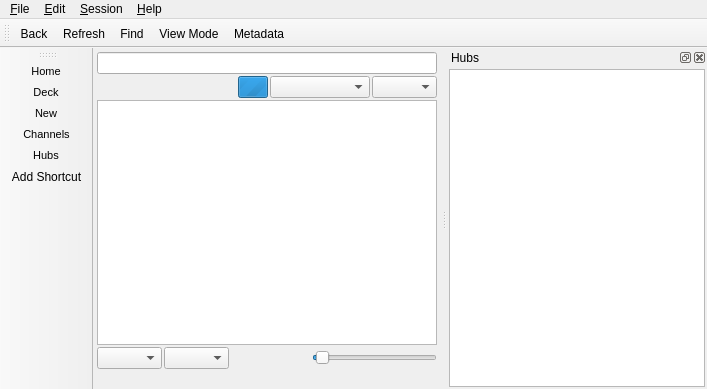
coryo/plexdesktop, file plexdesktop/ui/browser.ui: the form before one commit.
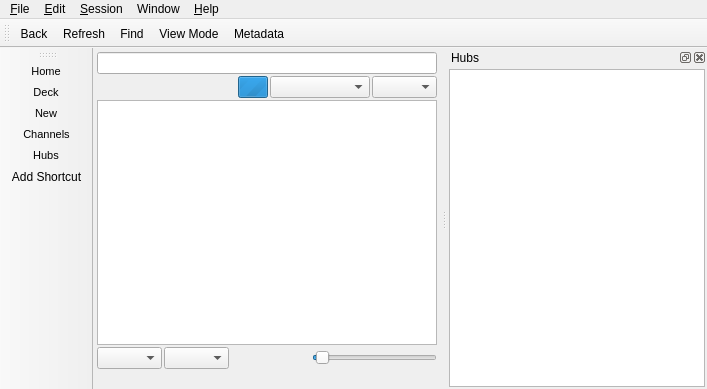
The form after the commit. Custom widgets are drawn as their Qt base class.

The edit to the form file:
```diff
--- a/plexdesktop/ui/browser.ui
+++ b/plexdesktop/ui/browser.ui
@@ -291,9 +291,16 @@
     </property>
     <addaction name="actionAbout"/>
    </widget>
+   <widget class="QMenu" name="menuWindow">
+    <property name="title">
+     <string>Window</string>
+    </property>
+    <addaction name="actionDownloads"/>
+   </widget>
    <addaction name="menuFile"/>
    <addaction name="menuEdit"/>
    <addaction name="menuSession"/>
+   <addaction name="menuWindow"/>
    <addaction name="menu_Help"/>
   </widget>
   <widget class="QToolBar" name="navToolBar">
```
Left out of the diff: 17 changed lines with no effect on the pictures.
